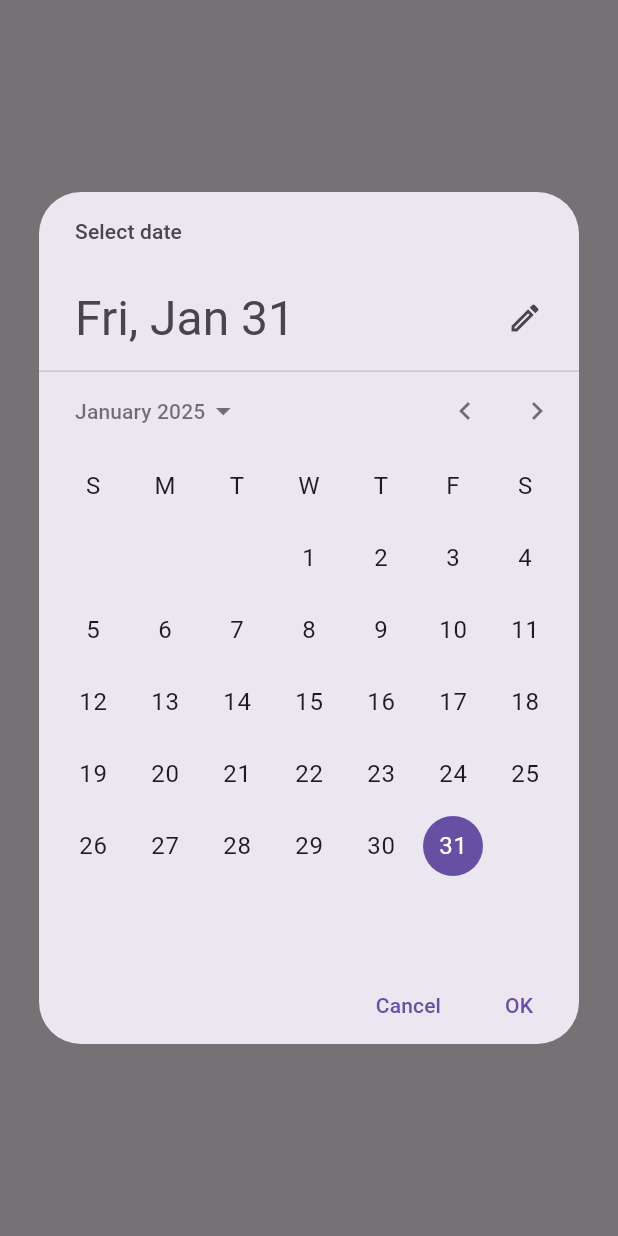
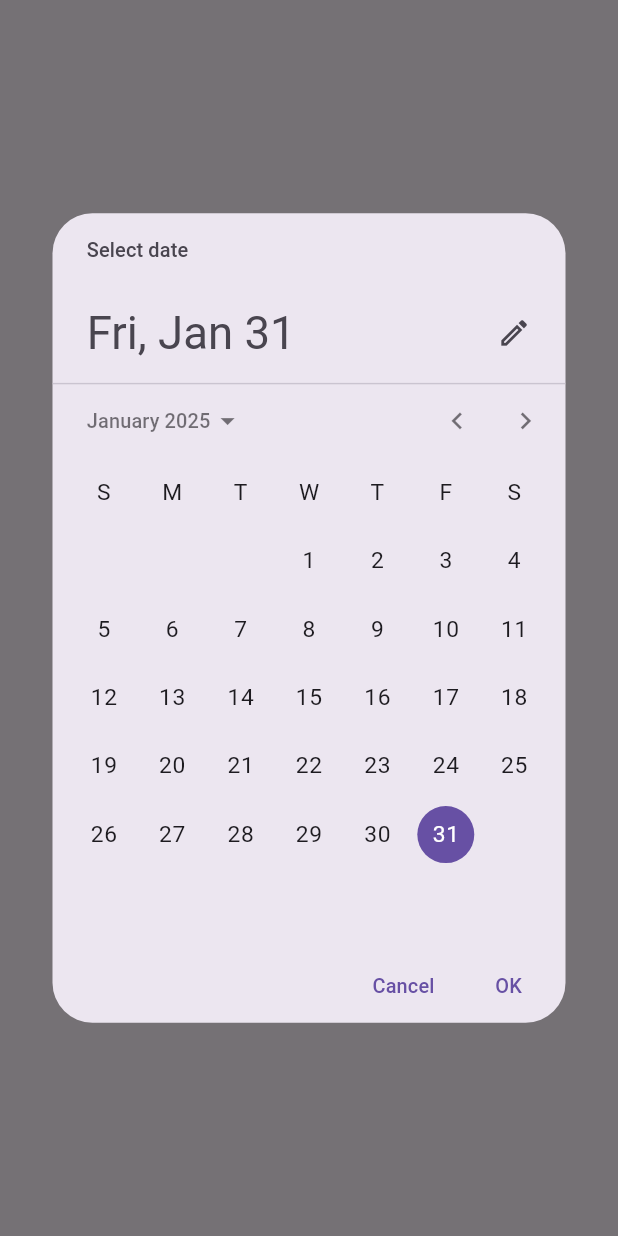
Before and after one commit to hippieperm/BANK, a Flutter app: the AddEditAccountDialog widget shown alone on an empty page, opened directly, after a tap on "시작일 선택", on a phone screen of 412 x 824 dp. Run offline on Flutter 3.47's test engine with Material 3 defaults, Android fonts, the phone set to English and light mode, and no system bars; our stand-ins replace awesome_dialog, flutter_svg.

Commit message:
달력 애니메이션

```diff
--- a/lib/screens/dialog/add_edit_account_dialog.dart
+++ b/lib/screens/dialog/add_edit_account_dialog.dart
@@ -167,6 +167,13 @@ class _AddEditAccountDialogState extends State<AddEditAccountDialog>
                               initialDate: DateTime.now(),
                               firstDate: DateTime(2010),
                               lastDate: DateTime(2101),
+                              builder: (BuildContext context, Widget? child) {
+                                return AnimatedScale(
+                                  scale: 0.95,
+                                  duration: const Duration(milliseconds: 1800),
+                                  child: child!,
+                                );
+                              },
                             );
                             if (pickedDate != null) {
                               setState(() {
@@ -203,6 +210,13 @@ class _AddEditAccountDialogState extends State<AddEditAccountDialog>
                               initialDate: DateTime.now(),
                               firstDate: DateTime(2000),
                               lastDate: DateTime(2101),
+                              builder: (BuildContext context, Widget? child) {
+                                return AnimatedScale(
+                                  scale: 0.95,
+                                  duration: const Duration(milliseconds: 1800),
+                                  child: child!,
+                                );
+                              },
                             );
                             if (pickedDate != null) {
                               setState(() {
```
